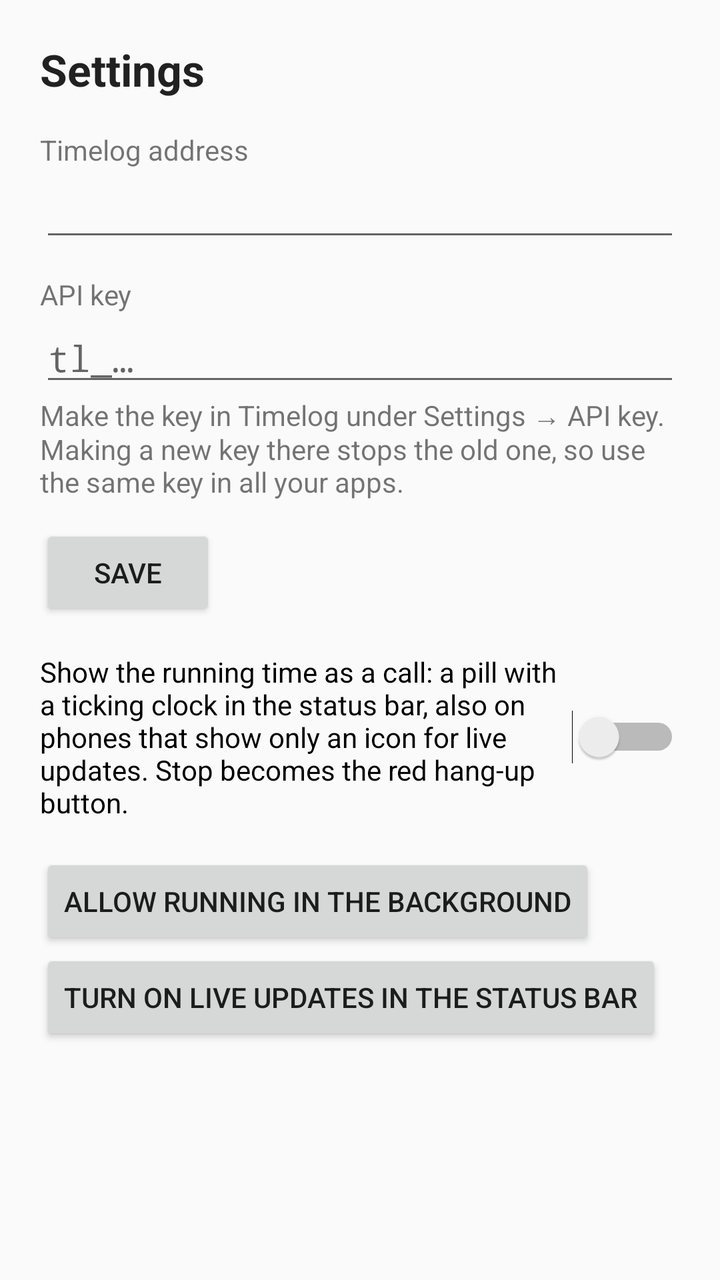
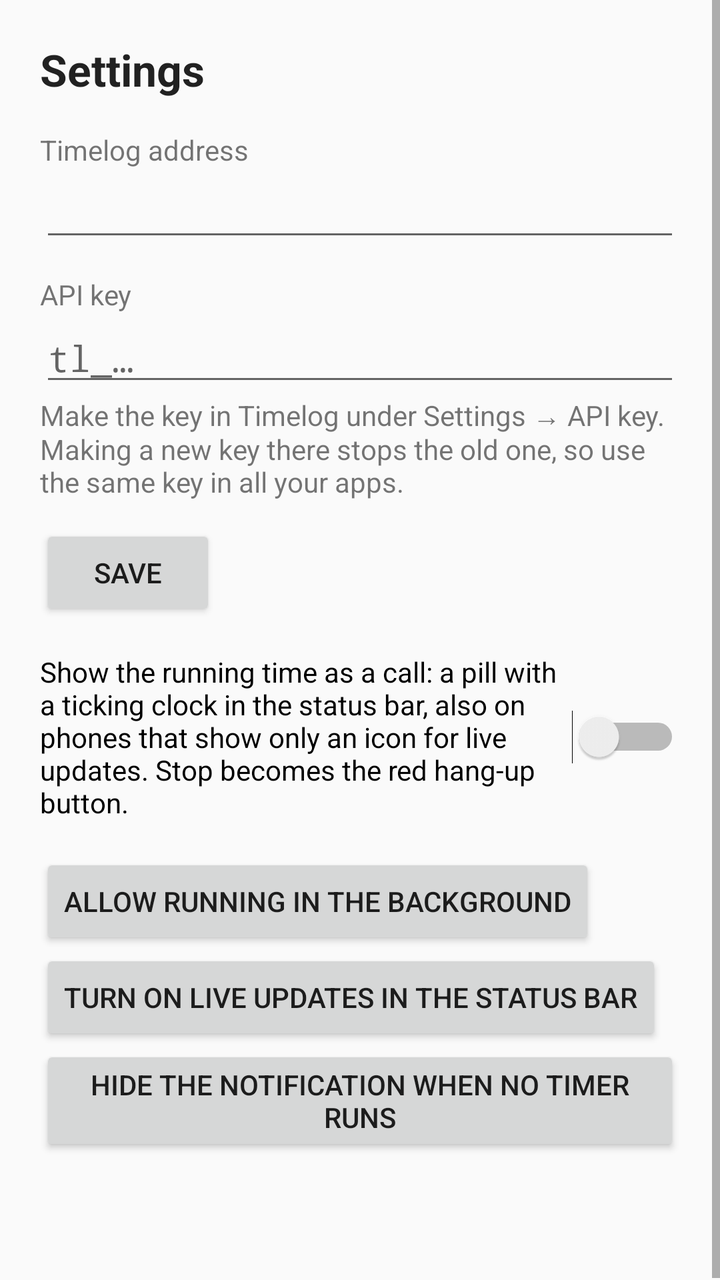

Two renders of the same Android screen: before a commit and after it. Below are the layout's source before the change and the commit's diff.
<!-- AndroidManifest.xml: application theme AppTheme -->
<!-- res/layout/activity_settings.xml -->
<?xml version="1.0" encoding="utf-8"?>
<ScrollView xmlns:android="http://schemas.android.com/apk/res/android"
    android:id="@+id/root"
    android:layout_width="match_parent"
    android:layout_height="match_parent"
    android:fillViewport="true">

    <LinearLayout
        android:layout_width="match_parent"
        android:layout_height="wrap_content"
        android:orientation="vertical"
        android:padding="20dp">

        <TextView
            android:layout_width="wrap_content"
            android:layout_height="wrap_content"
            android:text="Settings"
            android:textAppearance="?android:attr/textAppearanceLarge"
            android:textStyle="bold" />

        <TextView
            android:layout_width="wrap_content"
            android:layout_height="wrap_content"
            android:layout_marginTop="16dp"
            android:text="Timelog address" />

        <EditText
            android:id="@+id/address"
            android:layout_width="match_parent"
            android:layout_height="wrap_content"
            android:importantForAutofill="no"
            android:inputType="textUri"
            android:singleLine="true" />

        <TextView
            android:layout_width="wrap_content"
            android:layout_height="wrap_content"
            android:layout_marginTop="12dp"
            android:text="API key" />

        <EditText
            android:id="@+id/api_key"
            android:layout_width="match_parent"
            android:layout_height="wrap_content"
            android:hint="tl_…"
            android:importantForAutofill="no"
            android:inputType="textPassword"
            android:singleLine="true" />

        <TextView
            android:layout_width="wrap_content"
            android:layout_height="wrap_content"
            android:text="@string/api_key_hint"
            android:textAppearance="?android:attr/textAppearanceSmall" />

        <Button
            android:id="@+id/save"
            android:layout_width="wrap_content"
            android:layout_height="wrap_content"
            android:layout_marginTop="12dp"
            android:text="Save" />

        <Switch
            android:id="@+id/call_style"
            android:layout_width="match_parent"
            android:layout_height="wrap_content"
            android:layout_marginTop="16dp"
            android:text="@string/call_style" />

        <Button
            android:id="@+id/battery"
            android:layout_width="wrap_content"
            android:layout_height="wrap_content"
            android:layout_marginTop="16dp"
            android:text="Allow running in the background" />

        <Button
            android:id="@+id/live_updates"
            android:layout_width="wrap_content"
            android:layout_height="wrap_content"
            android:text="Turn on live updates in the status bar" />

        <TextView
            android:id="@+id/version"
            android:layout_width="wrap_content"
            android:layout_height="wrap_content"
            android:layout_marginTop="24dp"
            android:textAppearance="?android:attr/textAppearanceSmall" />
    </LinearLayout>
</ScrollView>
<!-- resources referenced by this layout -->
<resources>
  <string name="api_key_hint">Make the key in Timelog under Settings → API key. Making a new key there stops the old one, so use the same key in all your apps.</string>
  <string name="call_style">Show the running time as a call: a pill with a ticking clock in the status bar, also on phones that show only an icon for live updates. Stop becomes the red hang-up button.</string>
  <style name="AppTheme" parent="android:Theme.Material.Light.NoActionBar">
          <item name="android:colorAccent">@color/accent</item>
          <item name="android:colorPrimary">@color/accent</item>
      </style>
  <color name="accent">#2563EB</color>
</resources>

<!-- the commit's change to res/layout/activity_settings.xml (unified diff, before → after) -->
@@ -80,6 +80,12 @@
             android:layout_height="wrap_content"
             android:text="Turn on live updates in the status bar" />
 
+        <Button
+            android:id="@+id/hide_idle"
+            android:layout_width="wrap_content"
+            android:layout_height="wrap_content"
+            android:text="Hide the notification when no timer runs" />
+
         <TextView
             android:id="@+id/version"
             android:layout_width="wrap_content"
